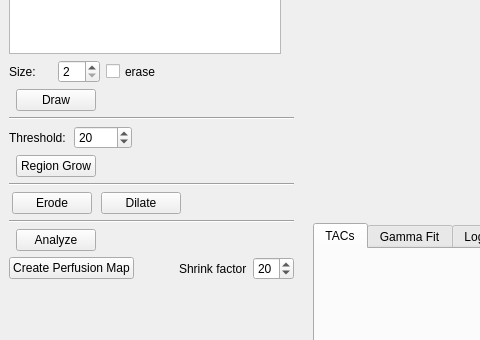
Above: main/KardioPerfusion.ui from CardiacImagingCharite/CardiacPerfusion before the change; both pictures show x 0 to 480 and y 240 to 580 of the 1128 by 901 pixel window. Below: the same form after it.
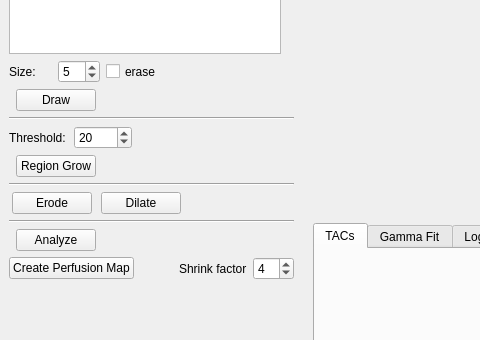
That is the form after the change. Icons and pictures are not drawn. Custom widgets are drawn as their Qt base class.

Patch:
```diff
--- a/main/KardioPerfusion.ui
+++ b/main/KardioPerfusion.ui
@@ -127,11 +127,14 @@
                </size>
               </property>
               <property name="minimum">
-               <number>2</number>
+               <number>3</number>
               </property>
               <property name="maximum">
                <number>50</number>
               </property>
+              <property name="value">
+               <number>5</number>
+              </property>
              </widget>
             </item>
             <item>
@@ -491,7 +494,7 @@
              <number>1</number>
             </property>
             <property name="value">
-             <number>20</number>
+             <number>4</number>
             </property>
            </widget>
           </item>
```
